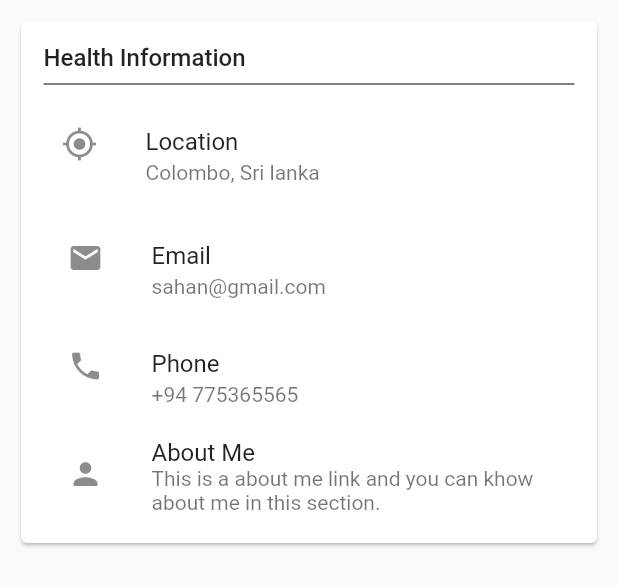
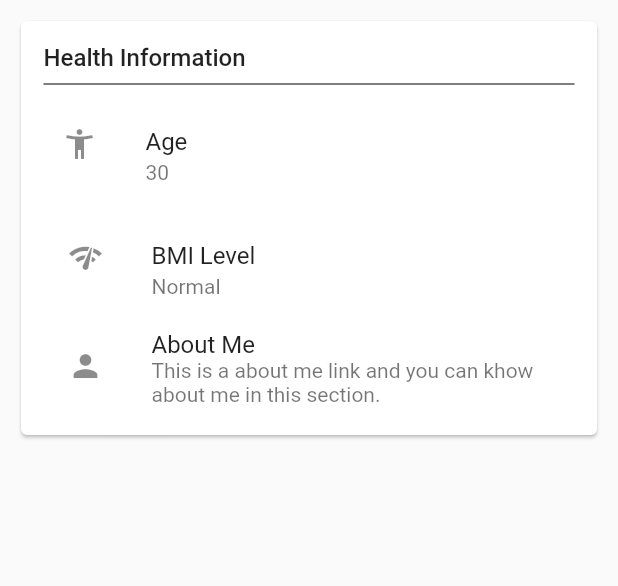
Before and after one commit to scorelab/dengue-stop-old, a Flutter app: the HealthInfo widget shown alone on an empty page, opened directly, on a phone screen of 412 x 824 dp. Shown: the top 586 px of the screen. Run offline on Flutter 3.47's test engine with Material 2 defaults, Android fonts, the phone set to English and light mode, and no system bars; our stand-ins replace charts_flutter, cloud_firestore, firebase_auth, flutter_speed_dial, flutter_spinkit, flutter_swiper and 3 more; missing offline and left inert: flutter_circular_chart, flutter_sparkline; accounts and stored records are empty.

Commit message:
change UI fixes

```diff
--- a/dengue-stop_mobile/dengue-stop-mobile/lib/views/authenticate/register.dart
+++ b/dengue-stop_mobile/dengue-stop-mobile/lib/views/authenticate/register.dart
@@ -39,7 +39,7 @@ class _RegisterState extends State<Register> {
           )
         ],
       ),
-      body: Container(
+      body: SingleChildScrollView(
           padding: EdgeInsets.symmetric(vertical: 20.0,horizontal: 50.0),
           child: Form(
             key: _formKey,
--- a/dengue-stop_mobile/dengue-stop-mobile/lib/views/home/profile.dart
+++ b/dengue-stop_mobile/dengue-stop-mobile/lib/views/home/profile.dart
@@ -259,19 +259,14 @@ class HealthInfo extends StatelessWidget {
                           ListTile(
                             contentPadding:
                             EdgeInsets.symmetric(horizontal: 12, vertical: 4),
-                            leading: Icon(Icons.my_location),
-                            title: Text("Location"),
-                            subtitle: Text("Colombo, Sri lanka"),
+                            leading: Icon(Icons.accessibility_new),
+                            title: Text("Age"),
+                            subtitle: Text("30"),
                           ),
                           ListTile(
-                            leading: Icon(Icons.email),
-                            title: Text("Email"),
-                            subtitle: Text("sahan@gmail.com"),
-                          ),
-                          ListTile(
-                            leading: Icon(Icons.phone),
-                            title: Text("Phone"),
-                            subtitle: Text("+94 775365565"),
+                            leading: Icon(Icons.network_check),
+                            title: Text("BMI Level"),
+                            subtitle: Text("Normal"),
                           ),
                           ListTile(
                             leading: Icon(Icons.person),
--- a/dengue-stop_mobile/dengue-stop-mobile/pubspec.yaml
+++ b/dengue-stop_mobile/dengue-stop-mobile/pubspec.yaml
@@ -33,7 +33,8 @@ dependencies:
   flutter_swiper: ^1.1.6
   permission: ^0.1.7
   flutter_speed_dial: ^1.2.5
-  geolocation: ^1.1.2
+  location: ^2.3.5
+  geolocator: ^5.1.4+2
   charts_flutter: ^0.9.0
   flutter_sparkline: ^0.1.0
   flutter_staggered_grid_view: ^0.3.0
@@ -58,6 +59,7 @@ flutter:
   # To add assets to your application, add an assets section, like this:
   assets:
      - img/
+     - img/test_logo.jpg
      - styles/
 
   # An image asset can refer to one or more resolution-specific "variants", see
```
Also changed, not shown: dengue-stop_mobile/dengue-stop-mobile/lib/views/authenticate/sign_in.dart (+8 -3 lines), dengue-stop_mobile/dengue-stop-mobile/lib/views/home/maplocation.dart (+19 -5 lines).
